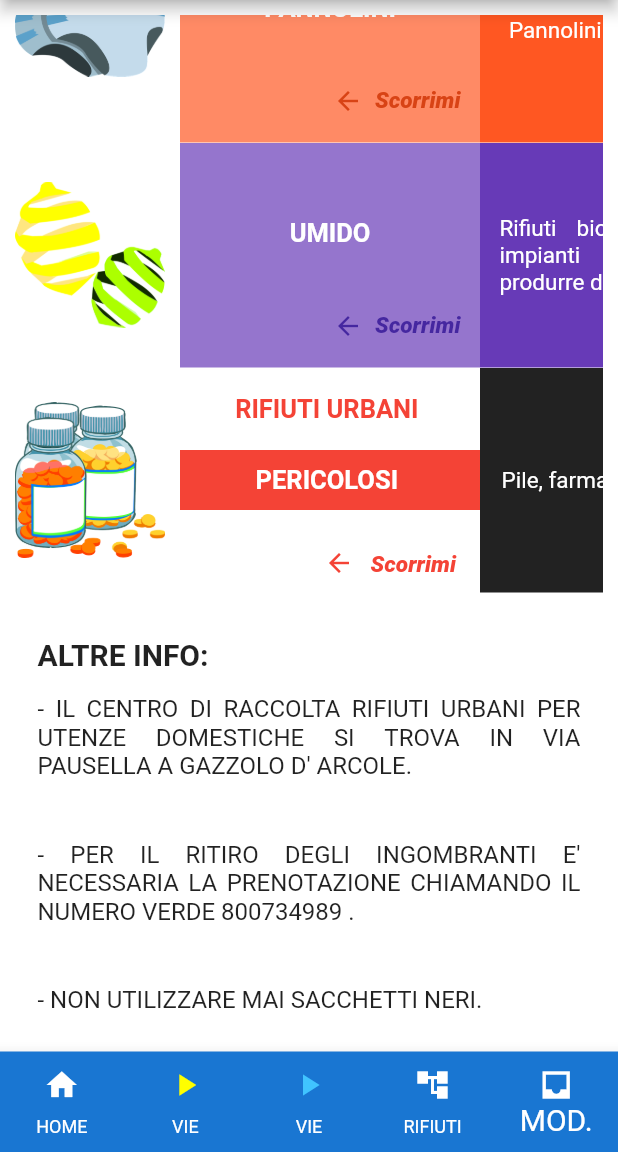
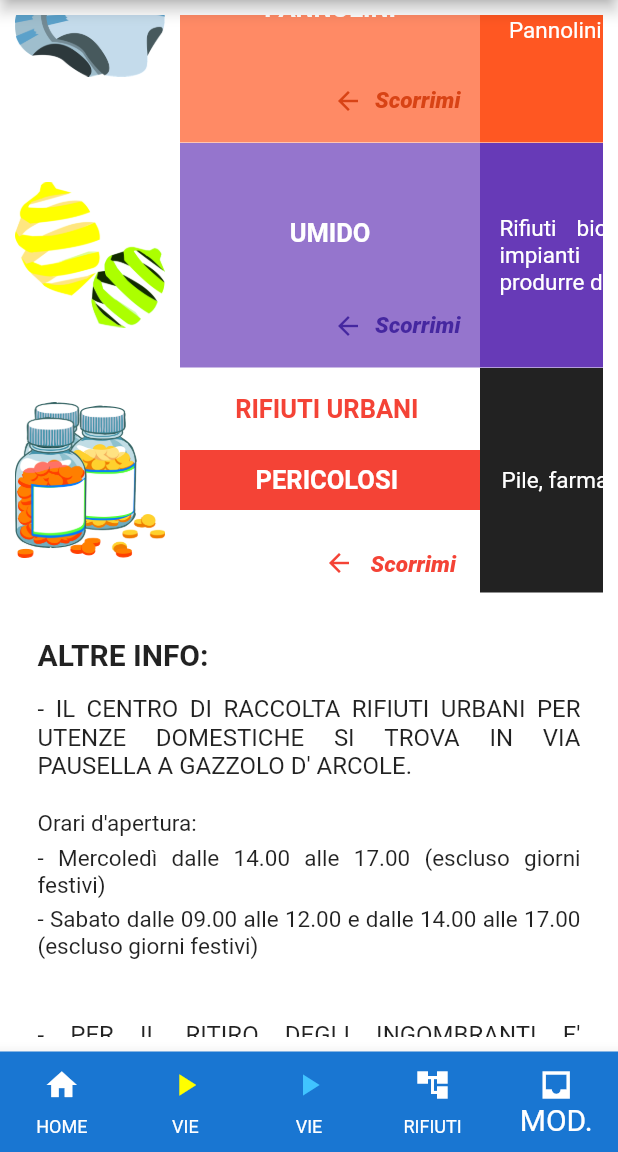
Before and after one commit to FabiodzDev/sa-passa-doman, a Flutter app: the screen it shows after launch, item 5 of the bottom bar chosen, scrolled down 838 dp, on a phone screen of 412 x 824 dp, the part 84-1236 px from its top. Run offline on Flutter 3.47's test engine with Material 2 defaults, Android fonts, the phone set to English and light mode, and no system bars; drawn by our look-alikes of like_button; our stand-ins replace splashscreen.

Commit message:
Aggiunti calendari 2021

```diff
--- a/lib/giornirifiuti.dart
+++ b/lib/giornirifiuti.dart
@@ -879,9 +879,9 @@ class AbbinamentoGiorniRifiuti  {    // LISTA RIFIUTI GIALLO
 
       String giorno = rilevagiorno(i);
       DateTime giornoconvertito = DateTime.parse(giorno);  // DA STRINGA CON ORARIO A DATETIME
-      print (giornoconvertito);
+      //print (giornoconvertito);
       String formattedDate = DateFormat('dd-MM-yyyy').format(giornoconvertito);   // DA DATETIME CON ORARIO A STRINGA SENZA ORARIO
-      print (formattedDate);
+      //print (formattedDate);
 
       // facciamo la differenza tra oggi e la data della lista che sto analizzando
       final int differenceX = giornoconvertito.difference(datadioggi.dataDomaniFormatoDateTime()).inDays;
@@ -891,7 +891,7 @@ class AbbinamentoGiorniRifiuti  {    // LISTA RIFIUTI GIALLO
 
       if (list.length < 5) {
         // LIMITO I VALORI DELLA LISTA A 5
-        if (differenceX == 0 || differenceX > 1) {
+        if (differenceX == 0 || differenceX > 0) {
           // Se la data è uguale a domani oppure è maggiore aggiungi alla lista
 
           list.add(
@@ -916,9 +916,9 @@ class AbbinamentoGiorniRifiuti  {    // LISTA RIFIUTI GIALLO
 
       String giorno = rilevagiorno(i);
       DateTime giornoconvertito = DateTime.parse(giorno);  // DA STRINGA CON ORARIO A DATETIME
-      print (giornoconvertito);
+      //print (giornoconvertito);
       String formattedDate = DateFormat('dd-MM-yyyy').format(giornoconvertito);   // DA DATETIME CON ORARIO A STRINGA SENZA ORARIO
-      print (formattedDate);
+      //print (formattedDate);
 
       // facciamo la differenza tra oggi e la data della lista che sto analizzando
       final int differenceX = giornoconvertito.difference(datadioggi.dataDomaniFormatoDateTime()).inDays;
@@ -926,7 +926,7 @@ class AbbinamentoGiorniRifiuti  {    // LISTA RIFIUTI GIALLO
 
       // X IL DRAWER, CREO UNA LISTA DEI PROSSIMI 5 GIORNI
 
-        if (differenceX == 0 || differenceX > 1) {
+        if (differenceX == 0 || differenceX > 0) {
           // Se la data è uguale a domani oppure è maggiore aggiungi alla lista
 
           listcompletaGialla.add(
--- a/lib/giornirifiutiblu.dart
+++ b/lib/giornirifiutiblu.dart
@@ -138,8 +138,6 @@ class AbbinamentoGiorniRifiutiBLU {
         rifiuto: rifiuto.ilnomerifiuto(tipoRifiuto: tipoRifiuti.secco) +
             " e " +
             rifiuto.ilnomerifiuto(tipoRifiuto: tipoRifiuti.umido)),
-
-
 
 
 
@@ -485,7 +483,7 @@ class AbbinamentoGiorniRifiutiBLU {
 
     GiornoRifiuti(
         giorno: "2021-07-14 00:00:00.000",
-        rifiuto: rifiuto.ilnomerifiuto(tipoRifiuto: tipoRifiuti.umido)),
+        rifiuto: rifiuto.ilnomerifiuto(tipoRifiuto: tipoRifiuti.verde)),
 
     GiornoRifiuti(
         giorno: "2021-07-15 00:00:00.000",
@@ -970,10 +968,10 @@ class AbbinamentoGiorniRifiutiBLU {
       String giorno = rilevagiorno(i);
       DateTime giornoconvertito =
           DateTime.parse(giorno); // DA STRINGA CON ORARIO A DATETIME
-      print(giornoconvertito);
+      //print(giornoconvertito);
       String formattedDate = DateFormat('dd-MM-yyyy').format(
           giornoconvertito); // DA DATETIME CON ORARIO A STRINGA SENZA ORARIO
-      print(formattedDate);
+      //print(formattedDate);
 
       // facciamo la differenza tra data domani e la data della lista che sto analizzando
       final int differenceX = giornoconvertito
@@ -985,7 +983,7 @@ class AbbinamentoGiorniRifiutiBLU {
 
       if (list.length < 5) {
         // LIMITO I VALORI DELLA LISTA A 5
-        if (differenceX == 0 || differenceX > 1) {
+        if (differenceX == 0 || differenceX > 0) {
           // Se la data è uguale a domani oppure è maggiore aggiungi alla lista
 
           list.add(
@@ -1016,17 +1014,17 @@ class AbbinamentoGiorniRifiutiBLU {
 
       String giorno = rilevagiorno(i);
       DateTime giornoconvertito = DateTime.parse(giorno);  // DA STRINGA CON ORARIO A DATETIME
-      print (giornoconvertito);
+      //print (giornoconvertito);
       String formattedDate = DateFormat('dd-MM-yyyy').format(giornoconvertito);   // DA DATETIME CON ORARIO A STRINGA SENZA ORARIO
-      print (formattedDate);
+      //print (formattedDate);
 
       // facciamo la differenza tra oggi e la data della lista che sto analizzando
       final int differenceX = giornoconvertito.difference(datadioggi.dataDomaniFormatoDateTime()).inDays;
-
+      //print (differenceX);
 
       // X IL DRAWER, CREO UNA LISTA DEI PROSSIMI 5 GIORNI
 
-      if (differenceX == 0 || differenceX > 1) {
+      if (differenceX == 0 || differenceX > 0) {
         // Se la data è uguale a domani oppure è maggiore aggiungi alla lista
 
         listcompletaBlu.add(
--- a/lib/modalita.dart
+++ b/lib/modalita.dart
@@ -263,11 +263,11 @@ class _ModalitaDiRaccoltaState extends State<ModalitaDiRaccolta> {
                     ),
                     Container(
                       padding: EdgeInsets.all(13),
-                      width: 350,
+                      width: 370,
                       color: Colors.blueGrey.shade900,
                       child: Center(
                           child: Text(
-                              'Vasetti, bottiglie, bicchieri e altri imballaggi in vetro bisogna conferirli in contenitori o bidoni per un peso massimo di 15 Kg. NO IN SACCHETTI DI PLASTICA. NO SPECCHI, OGGETTI IN CERAMICA, TERRACOTTA, PORCELLANA E LAMPADINE NEON.',
+                              'Vasetti, bottiglie, bicchieri e altri imballaggi in vetro bisogna conferirli in contenitori o bidoni per un peso massimo di 15 Kg (escluso contenitori scarrabili). NO IN SACCHETTI DI PLASTICA. NO SPECCHI, OGGETTI IN CERAMICA, TERRACOTTA, PORCELLANA E LAMPADINE NEON.',
                               textAlign: TextAlign.justify,
                               style: TextStyle(
                                 fontSize: 15,
@@ -386,7 +386,7 @@ class _ModalitaDiRaccoltaState extends State<ModalitaDiRaccolta> {
                     ),
                     Container(
                       padding: EdgeInsets.all(13),
-                      width: 700,
+                      width: 720,
                       color: Colors.green.shade800,
                       child: Column(
                         mainAxisAlignment: MainAxisAlignment.center,
@@ -412,7 +412,7 @@ class _ModalitaDiRaccoltaState extends State<ModalitaDiRaccolta> {
                             height: 5,
                           ),
                           Text(
-                              'Opzione 2: Ritiro porta a porta. Bidone da 240 lt. Ramaglie possono essere conferite anche fuori dal bidone ma raccolte in 3-4 fascine di max 50 cm. Questo servizio è a pagamento. Vedere dettagli nel sito del Comune. ',
+                              'Opzione 2: Ritiro porta a porta. Bidone da 240 lt. Le ramaglie possono essere conferite anche fuori dal bidone ma raccolte in 3-4 fascine di max 50 cm. Questo servizio è a pagamento. Per altri dettagli nel sito del Comune. ',
                               textAlign: TextAlign.justify,
                               style: TextStyle(
                                 fontSize: 15,
@@ -660,7 +660,7 @@ class _ModalitaDiRaccoltaState extends State<ModalitaDiRaccolta> {
                       color: Colors.blue.shade800,
                       child: Center(
                           child: Text(
-                              'Solo con il servizio di porta a porta. Devono essere conferiti in sacchetti semistrasparenti di max 15 kg di peso (escluso contenitori scarrabili)',
+                              'Solo con il servizio di porta a porta. Deve essere conferito in sacchetti semistrasparenti forniti dal Comune  di max 15 kg di peso (escluso contenitori scarrabili)',
                               textAlign: TextAlign.justify,
                               style: TextStyle(
                                 fontSize: 15,
@@ -1021,7 +1021,7 @@ class _ModalitaDiRaccoltaState extends State<ModalitaDiRaccolta> {
                     ),
                     Container(
                       padding: EdgeInsets.all(13),
-                      width: 250,
+                      width: 300,
                       color: Colors.black,
                       child: Center(
                           child: Text(
@@ -1059,6 +1059,37 @@ class _ModalitaDiRaccoltaState extends State<ModalitaDiRaccolta> {
                   textAlign: TextAlign.justify,
                 ),
               ),
+              Container(
+                padding: EdgeInsets.only(right: 15, left: 15, top: 5),
+                child: Text(
+                  'Orari d\'apertura:',
+                  style: TextStyle(
+                    fontSize: 15,
+                  ),
+                  textAlign: TextAlign.justify,
+                ),
+              ),
+              Container(
+                padding: EdgeInsets.only(right: 15, left: 15, top: 5),
+                child: Text(
+                  '- Mercoledì dalle 14.00 alle 17.00 (escluso giorni festivi)',
+                  style: TextStyle(
+                    fontSize: 15,
+                  ),
+                  textAlign: TextAlign.justify,
+                ),
+              ),
+              Container(
+                padding: EdgeInsets.only(right: 15, left: 15, top: 5, bottom: 15),
+                child: Text(
+                  '- Sabato dalle 09.00 alle 12.00 e dalle 14.00 alle 17.00 (escluso giorni festivi)',
+                  style: TextStyle(
+                    fontSize: 15,
+                  ),
+                  textAlign: TextAlign.justify,
+                ),
+              ),
+
               SizedBox(
                 height: 10,
               ),
@@ -1066,6 +1097,32 @@ class _ModalitaDiRaccoltaState extends State<ModalitaDiRaccolta> {
                 padding: EdgeInsets.all(15),
                 child: Text(
                   '- PER IL RITIRO DEGLI INGOMBRANTI E\' NECESSARIA LA PRENOTAZIONE CHIAMANDO IL NUMERO VERDE 800734989 .',
+                  style: TextStyle(
+                    fontSize: 16,
+                  ),
+                  textAlign: TextAlign.justify,
+                ),
+              ),
+              SizedBox(
+                height: 10,
+              ),
+              Container(
+                padding: EdgeInsets.all(15),
+                child: Text(
+                  '- PER INFORMAZIONI E SEGNALAZIONI CHIAMARE IL NR. 045/7639611.',
+                  style: TextStyle(
+                    fontSize: 16,
+                  ),
+                  textAlign: TextAlign.justify,
+                ),
+              ),
+              SizedBox(
+                height: 10,
+              ),
+              Container(
+                padding: EdgeInsets.all(15),
+                child: Text(
+                  '- L\'ESPOSIZIONE DEI RIFIUTI DOVRA\' ESSERE FATTA DI FRONTE ALLA PROPRIA ABITAZIONE A PARTIRE DALLE ORE 21.00 DEL GIORNO PRIMA RISPETTO AL GIORNO INDICATO NEL CALENDARIO.',
                   style: TextStyle(
                     fontSize: 16,
                   ),
```
